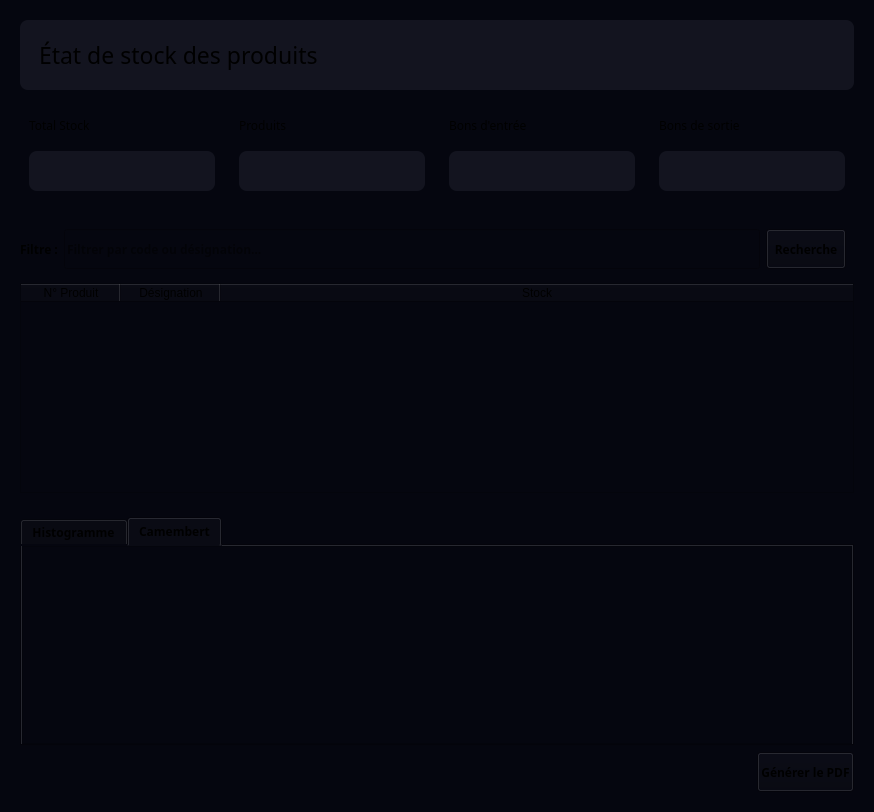
First picture: the form in interface/stock_widget.ui, repository miranto-andria/stock-it, before the edit.
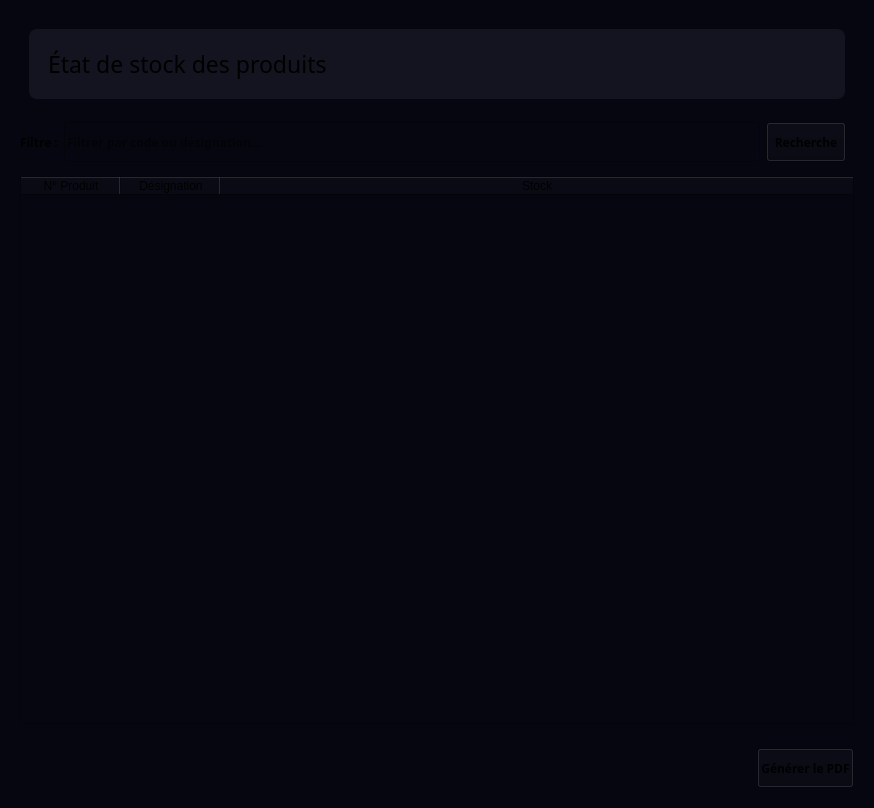
Second picture: the form after the edit. Custom widgets are drawn as their Qt base class.

Patch:
```diff
--- a/interface/stock_widget.ui
+++ b/interface/stock_widget.ui
@@ -27,17 +27,26 @@
 
 </string>
   </property>
-  <layout class="QVBoxLayout" name="verticalLayout">
-   <item>
-    <widget class="QWidget" name="top" native="true">
+  <layout class="QGridLayout" name="gridLayout">
+   <item row="1" column="0">
+    <widget class="QWidget" name="middle" native="true">
      <property name="minimumSize">
       <size>
        <width>0</width>
-       <height>195</height>
+       <height>300</height>
       </size>
      </property>
-     <property name="styleSheet">
-      <string notr="true">QLabel#textTotalProduct , QLabel#textTotalBondeSortie , QLabel#textTotalBondeEntree, QLabel#textTotalStock{
+     <layout class="QVBoxLayout" name="verticalLayout_11">
+      <item>
+       <widget class="QWidget" name="top" native="true">
+        <property name="minimumSize">
+         <size>
+          <width>0</width>
+          <height>40</height>
+         </size>
+        </property>
+        <property name="styleSheet">
+         <string notr="true">QLabel#textTotalProduct , QLabel#textTotalBondeSortie , QLabel#textTotalBondeEntree, QLabel#textTotalStock{
 background-color: #13141F;
 color: white;
 font:bold;
@@ -47,210 +56,49 @@
 }
 
 </string>
-     </property>
-     <layout class="QVBoxLayout" name="verticalLayout_12">
-      <item alignment="Qt::AlignmentFlag::AlignTop">
-       <widget class="QFrame" name="cardHeader">
-        <property name="styleSheet">
-         <string notr="true">#cardHeader{
+        </property>
+        <layout class="QVBoxLayout" name="verticalLayout_12">
+         <item alignment="Qt::AlignmentFlag::AlignTop">
+          <widget class="QFrame" name="cardHeader">
+           <property name="styleSheet">
+            <string notr="true">#cardHeader{
 background-color: #13141F;
 border-radius:8px;
 padding: 10px;
 }</string>
-        </property>
-        <property name="frameShape">
-         <enum>QFrame::Shape::StyledPanel</enum>
-        </property>
-        <property name="frameShadow">
-         <enum>QFrame::Shadow::Raised</enum>
-        </property>
-        <layout class="QHBoxLayout" name="horizontalLayout_13">
-         <item>
-          <widget class="QLabel" name="label">
-           <property name="font">
-            <font>
-             <family>Montserrat</family>
-             <pointsize>17</pointsize>
-            </font>
            </property>
-           <property name="styleSheet">
-            <string notr="true">#label{
+           <property name="frameShape">
+            <enum>QFrame::Shape::StyledPanel</enum>
+           </property>
+           <property name="frameShadow">
+            <enum>QFrame::Shadow::Raised</enum>
+           </property>
+           <layout class="QHBoxLayout" name="horizontalLayout_13">
+            <item>
+             <widget class="QLabel" name="label">
+              <property name="font">
+               <font>
+                <family>Montserrat</family>
+                <pointsize>17</pointsize>
+               </font>
+              </property>
+              <property name="styleSheet">
+               <string notr="true">#label{
 background-color:transparent;
 }</string>
-           </property>
-           <property name="text">
-            <string>État de stock des produits</string>
-           </property>
+              </property>
+              <property name="text">
+               <string>État de stock des produits</string>
+              </property>
+             </widget>
+            </item>
+           </layout>
           </widget>
          </item>
         </layout>
        </widget>
       </item>
       <item>
-       <layout class="QHBoxLayout" name="horizontalLayout_12">
-        <item>
-         <widget class="QWidget" name="cardStock" native="true">
-          <property name="minimumSize">
-           <size>
-            <width>0</width>
-            <height>104</height>
-           </size>
-          </property>
-          <property name="contextMenuPolicy">
-           <enum>Qt::ContextMenuPolicy::PreventContextMenu</enum>
-          </property>
-          <layout class="QVBoxLayout" name="verticalLayout_3">
-           <item>
-            <widget class="QLabel" name="label_2">
-             <property name="font">
-              <font>
-               <family>Montserrat</family>
-              </font>
-             </property>
-             <property name="text">
-              <string>Total Stock</string>
-             </property>
-            </widget>
-           </item>
-           <item>
-            <widget class="QLabel" name="textTotalStock">
-             <property name="text">
-              <string/>
-             </property>
-             <property name="alignment">
-              <set>Qt::AlignmentFlag::AlignCenter</set>
-             </property>
-            </widget>
-           </item>
-          </layout>
-         </widget>
-        </item>
-        <item>
-         <widget class="QWidget" name="cardProduct" native="true">
-          <property name="minimumSize">
-           <size>
-            <width>0</width>
-            <height>104</height>
-           </size>
-          </property>
-          <property name="contextMenuPolicy">
-           <enum>Qt::ContextMenuPolicy::PreventContextMenu</enum>
-          </property>
-          <layout class="QVBoxLayout" name="verticalLayout_8">
-           <item>
-            <widget class="QLabel" name="totalProduct">
-             <property name="font">
-              <font>
-               <family>Montserrat</family>
-              </font>
-             </property>
-             <property name="text">
-              <string>Produits</string>
-             </property>
-            </widget>
-           </item>
-           <item>
-            <widget class="QLabel" name="textTotalProduct">
-             <property name="text">
-              <string/>
-             </property>
-             <property name="alignment">
-              <set>Qt::AlignmentFlag::AlignCenter</set>
-             </property>
-            </widget>
-           </item>
-          </layout>
-         </widget>
-        </item>
-        <item>
-         <widget class="QWidget" name="cardBondeEntree" native="true">
-          <property name="minimumSize">
-           <size>
-            <width>0</width>
-            <height>104</height>
-           </size>
-          </property>
-          <property name="contextMenuPolicy">
-           <enum>Qt::ContextMenuPolicy::PreventContextMenu</enum>
-          </property>
-          <layout class="QVBoxLayout" name="verticalLayout_9">
-           <item>
-            <widget class="QLabel" name="totalBondeEntree">
-             <property name="font">
-              <font>
-               <family>Montserrat</family>
-              </font>
-             </property>
-             <property name="text">
-              <string>Bons d'entrée</string>
-             </property>
-            </widget>
-           </item>
-           <item>
-            <widget class="QLabel" name="textTotalBondeEntree">
-             <property name="text">
-              <string/>
-             </property>
-             <property name="alignment">
-              <set>Qt::AlignmentFlag::AlignCenter</set>
-             </property>
-            </widget>
-           </item>
-          </layout>
-         </widget>
-        </item>
-        <item>
-         <widget class="QWidget" name="cardBondeSortie" native="true">
-          <property name="minimumSize">
-           <size>
-            <width>0</width>
-            <height>104</height>
-           </size>
-          </property>
-          <property name="contextMenuPolicy">
-           <enum>Qt::ContextMenuPolicy::PreventContextMenu</enum>
-          </property>
-          <layout class="QVBoxLayout" name="verticalLayout_10">
-           <item>
-            <widget class="QLabel" name="totalBondeSortie">
-             <property name="font">
-              <font>
-               <family>Montserrat</family>
-              </font>
-             </property>
-             <property name="text">
-              <string>Bons de sortie</string>
-             </property>
-            </widget>
-           </item>
-           <item>
-            <widget class="QLabel" name="textTotalBondeSortie">
-             <property name="text">
-              <string/>
-             </property>
-             <property name="alignment">
-              <set>Qt::AlignmentFlag::AlignCenter</set>
-             </property>
-            </widget>
-           </item>
-          </layout>
-         </widget>
-        </item>
-       </layout>
-      </item>
-     </layout>
-    </widget>
-   </item>
-   <item>
-    <widget class="QWidget" name="middle" native="true">
-     <property name="minimumSize">
-      <size>
-       <width>0</width>
-       <height>290</height>
-      </size>
-     </property>
-     <layout class="QVBoxLayout" name="verticalLayout_11">
-      <item>
        <layout class="QHBoxLayout" name="searchLayout" stretch="0,1,0">
         <property name="topMargin">
          <number>8</number>
@@ -304,7 +152,7 @@
         <property name="minimumSize">
          <size>
           <width>0</width>
-          <height>210</height>
+          <height>230</height>
          </size>
         </property>
         <property name="font">
@@ -339,104 +187,15 @@
      </layout>
     </widget>
    </item>
-   <item>
+   <item row="2" column="0">
     <widget class="QWidget" name="bottom" native="true">
      <property name="minimumSize">
       <size>
        <width>0</width>
-       <height>293</height>
+       <height>50</height>
       </size>
      </property>
      <layout class="QVBoxLayout" name="verticalLayout_2">
-      <item>
-       <widget class="QTabWidget" name="tabWidget">
-        <property name="sizePolicy">
-         <sizepolicy hsizetype="Expanding" vsizetype="Expanding">
-          <horstretch>0</horstretch>
-          <verstretch>0</verstretch>
-         </sizepolicy>
-        </property>
-        <property name="minimumSize">
-         <size>
-          <width>0</width>
-          <height>200</height>
-         </size>
-        </property>
-        <property name="currentIndex">
-         <number>1</number>
-        </property>
-        <widget class="QWidget" name="histogrammeTab">
-         <attribute name="title">
-          <string>Histogramme</string>
-         </attribute>
-         <layout class="QVBoxLayout" name="verticalLayout_13">
-          <property name="leftMargin">
-           <number>0</number>
-          </property>
-          <property name="topMargin">
-           <number>0</number>
-          </property>
-          <property name="rightMargin">
-           <number>0</number>
-          </property>
-          <property name="bottomMargin">
-           <number>0</number>
-          </property>
-          <item>
-           <widget class="HistogramWidget" name="histogramme">
-            <property name="sizePolicy">
-             <sizepolicy hsizetype="Expanding" vsizetype="Expanding">
-              <horstretch>0</horstretch>
-              <verstretch>0</verstretch>
-             </sizepolicy>
-            </property>
-            <property name="frameShape">
-             <enum>QFrame::Shape::StyledPanel</enum>
-            </property>
-            <property name="frameShadow">
-             <enum>QFrame::Shadow::Raised</enum>
-            </property>
-           </widget>
-          </item>
-         </layout>
-        </widget>
-        <widget class="QWidget" name="camembertTab">
-         <attribute name="title">
-          <string>Camembert</string>
-         </attribute>
-         <layout class="QVBoxLayout" name="verticalLayout_14">
-          <property name="leftMargin">
-           <number>0</number>
-          </property>
-          <property name="topMargin">
-           <number>0</number>
-          </property>
-          <property name="rightMargin">
-           <number>0</number>
-          </property>
-          <property name="bottomMargin">
-           <number>0</number>
-          </property>
-          <item>
-           <widget class="PieChartWidget" name="camembert">
-            <property name="sizePolicy">
-             <sizepolicy hsizetype="Expanding" vsizetype="Expanding">
-              <horstretch>0</horstretch>
-              <verstretch>0</verstretch>
-             </sizepolicy>
-            </property>
-            <property name="frameShape">
-             <enum>QFrame::Shape::StyledPanel</enum>
-            </property>
-            <property name="frameShadow">
-             <enum>QFrame::Shadow::Raised</enum>
-            </property>
-           </widget>
-          </item>
-         </layout>
-        </widget>
-       </widget>
-      </item>
       <item>
        <layout class="QHBoxLayout" name="barreActions" stretch="0,0">
         <item>
@@ -475,20 +234,6 @@
    </item>
   </layout>
  </widget>
- <customwidgets>
-  <customwidget>
-   <class>PieChartWidget</class>
-   <extends>QFrame</extends>
-   <header location="global">views.graphics</header>
-   <container>1</container>
-  </customwidget>
-  <customwidget>
-   <class>HistogramWidget</class>
-   <extends>QFrame</extends>
-   <header location="global">views.graphics</header>
-   <container>1</container>
-  </customwidget>
- </customwidgets>
  <resources/>
  <connections/>
 </ui>
```
